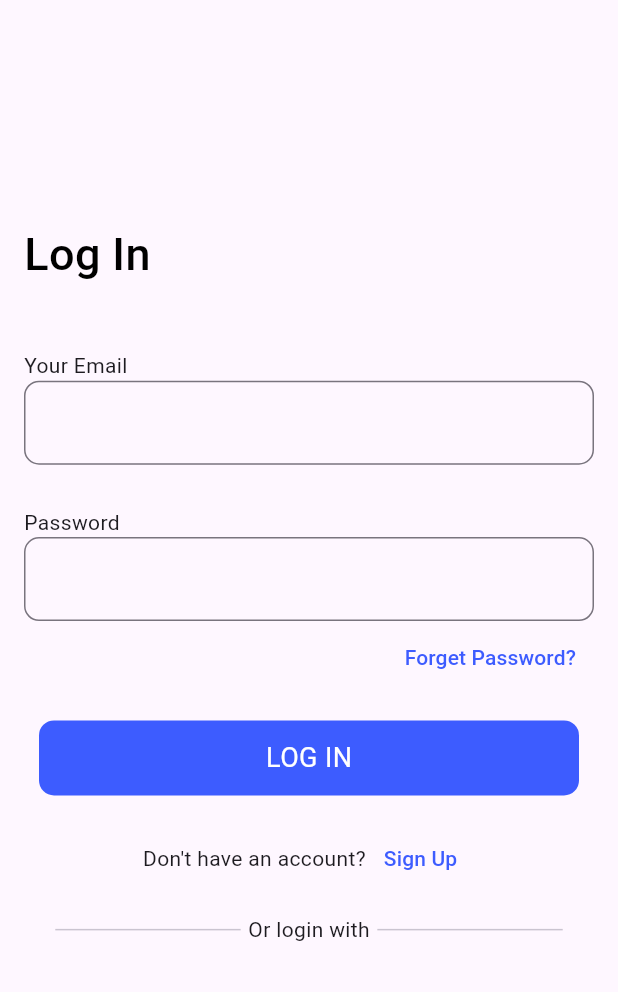
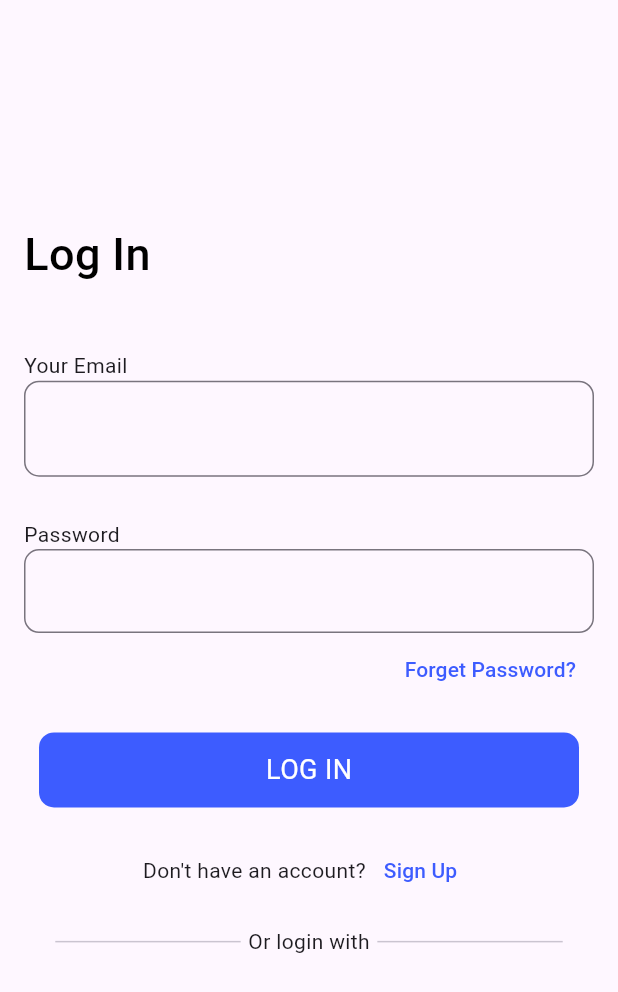
Before and after one commit to BruceLeeAnuragK/project_vidya, a Flutter app: the LoginPage screen opened by its route, on a phone screen of 412 x 824 dp. Shown: the top 992 px of the screen. Run offline on Flutter 3.47's test engine with Material 3 defaults, Android fonts, the phone set to English and light mode, and no system bars; our stand-ins replace animated_splash_screen, cloud_firestore, dio, firebase_auth, firebase_core, get and 4 more; missing offline and left inert: flutter_inappwebview; accounts and stored records are empty.

Commit message:
04/12/2023  22:35

```diff
--- a/lib/view/screen/login/page/login_page.dart
+++ b/lib/view/screen/login/page/login_page.dart
@@ -35,6 +35,9 @@ class LoginPage extends StatelessWidget {
                   TextField(
                     onChanged: (val) {},
                     decoration: InputDecoration(
+                      isCollapsed: true,
+                      isDense: true,
+                      contentPadding: EdgeInsets.all(20),
                       border: OutlineInputBorder(
                           borderRadius: BorderRadius.circular(10)),
                     ),
```
